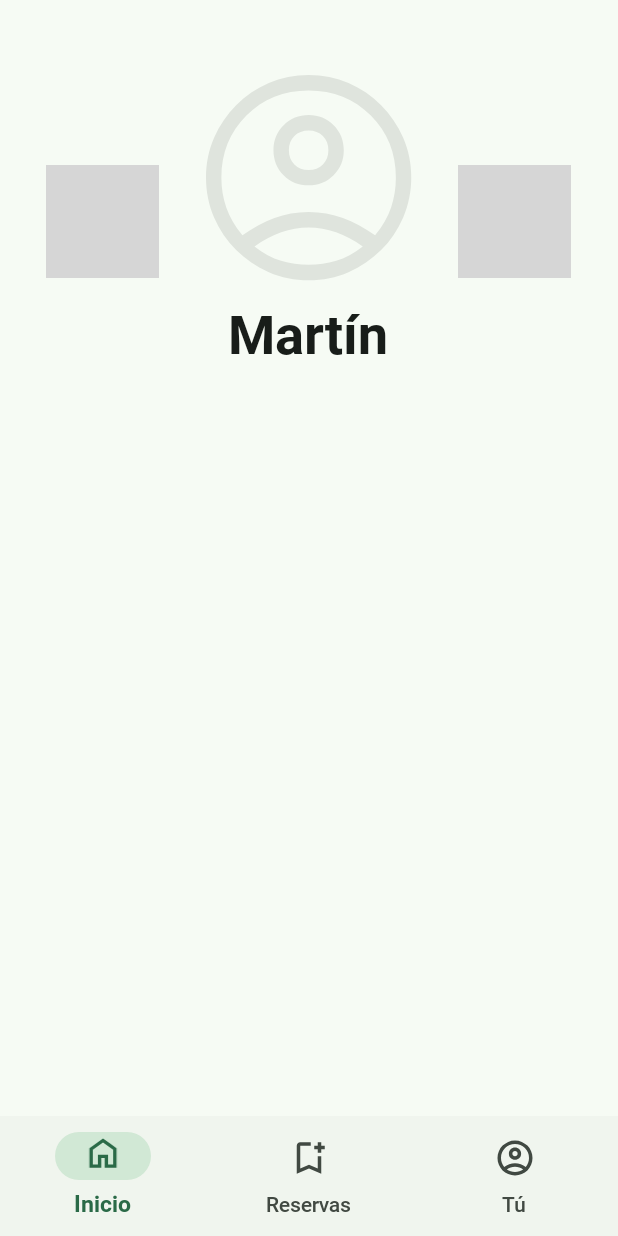
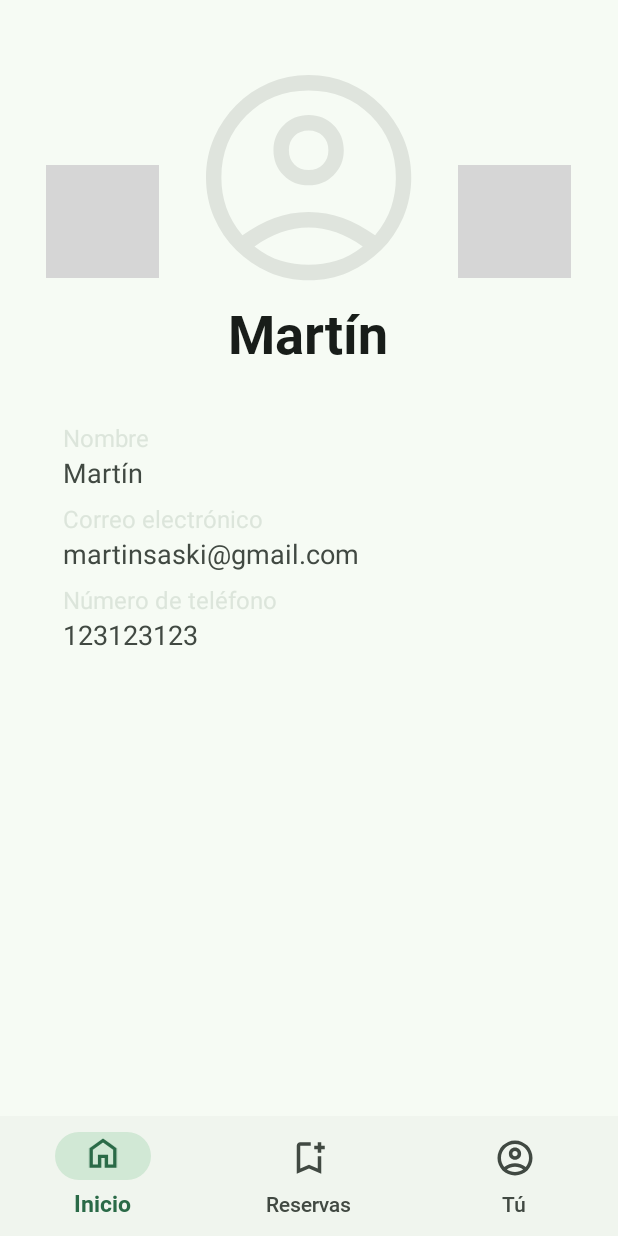
Before and after one commit to MartinLopezDeIpina/MartinLopezDeIpinaLKSParking, an Android app: the ProfileFragment screen opened through its navigation route, on a phone screen of 412 x 824 dp. Run offline under Robolectric (Android 15) with nearby library versions, the phone set to English and light mode, and no system bars; our stand-ins replace data binding, navigation-ui; grey boxes are pictures that could not be loaded.

Commit message:
fix mostrar información de perfil sacándolo de ViewModel

```diff
--- /dev/null
+++ b/app/src/main/java/com/lksnext/parkingplantilla/domain/Usuario.java
@@ -0,0 +1,41 @@
+package com.lksnext.parkingplantilla.domain;
+
+public class Usuario {
+
+        private String nombre;
+        private String apellido;
+        private String email;
+        private String password;
+        private String telefono;
+        private String direccion;
+        public Usuario() {
+        }
+
+        public Usuario(String nombre, String apellido, String email, String password, String telefono) {
+            this.nombre = nombre;
+            this.apellido = apellido;
+            this.email = email;
+            this.password = password;
+            this.telefono = telefono;
+        }
+
+        public String getNombre() {
+            return nombre;
+        }
+
+        public String getApellido() {
+            return apellido;
+        }
+
+        public String getEmail() {
+            return email;
+        }
+
+        public String getPassword() {
+            return password;
+        }
+
+        public String getTelefono() {
+            return telefono;
+        }
+}
--- a/app/src/main/java/com/lksnext/parkingplantilla/view/activity/MainActivity.java
+++ b/app/src/main/java/com/lksnext/parkingplantilla/view/activity/MainActivity.java
@@ -7,6 +7,7 @@ import android.util.TypedValue;
 
 import androidx.appcompat.app.AppCompatActivity;
 import androidx.core.content.ContextCompat;
+import androidx.lifecycle.ViewModelProvider;
 import androidx.navigation.NavController;
 import androidx.navigation.fragment.NavHostFragment;
 import androidx.navigation.ui.AppBarConfiguration;
@@ -15,6 +16,7 @@ import androidx.navigation.ui.NavigationUI;
 import com.google.android.material.bottomnavigation.BottomNavigationView;
 import com.lksnext.parkingplantilla.R;
 import com.lksnext.parkingplantilla.databinding.ActivityMainBinding;
+import com.lksnext.parkingplantilla.viewmodel.MainViewModel;
 
 public class MainActivity extends BaseActivity {
 
@@ -29,6 +31,9 @@ public class MainActivity extends BaseActivity {
 
         //Asignamos la vista/interfaz main (layout)
         binding = ActivityMainBinding.inflate(getLayoutInflater());
+        MainViewModel viewModel = new ViewModelProvider(this).get(MainViewModel.class);
+        binding.setMainViewModel(viewModel);
+
         setContentView(binding.getRoot());
 
         //Con el NavigationHost podremos movernos por distintas pestañas dentro de la misma pantalla
--- a/app/src/main/java/com/lksnext/parkingplantilla/view/adapter/ProfileInfoAdapter.java
+++ b/app/src/main/java/com/lksnext/parkingplantilla/view/adapter/ProfileInfoAdapter.java
@@ -10,5 +10,12 @@ import androidx.databinding.BindingAdapter;
 import com.lksnext.parkingplantilla.R;
 
 public class ProfileInfoAdapter {
+    @BindingAdapter({"app:headerText", "app:nameText"})
+    public static void setMyData(LinearLayout view, String headerText, String nameText) {
+        TextView header = view.findViewById(R.id.profile_info_header);
+        TextView name = view.findViewById(R.id.profile_info_name);
 
+        header.setText(headerText);
+        name.setText(nameText);
+    }
 }
--- a/app/src/main/java/com/lksnext/parkingplantilla/view/fragment/ProfileFragment.java
+++ b/app/src/main/java/com/lksnext/parkingplantilla/view/fragment/ProfileFragment.java
@@ -1,5 +1,6 @@
 package com.lksnext.parkingplantilla.view.fragment;
 
+import androidx.databinding.DataBindingUtil;
 import androidx.lifecycle.ViewModelProvider;
 
 import android.os.Bundle;
@@ -13,9 +14,15 @@ import android.view.View;
 import android.view.ViewGroup;
 
 import com.lksnext.parkingplantilla.R;
+import com.lksnext.parkingplantilla.databinding.ActivityMainBinding;
+import com.lksnext.parkingplantilla.databinding.FragmentMainBinding;
+import com.lksnext.parkingplantilla.databinding.FragmentProfileBinding;
+import com.lksnext.parkingplantilla.viewmodel.MainViewModel;
 import com.lksnext.parkingplantilla.viewmodel.ProfileViewModel;
 
 public class ProfileFragment extends Fragment {
+
+    private FragmentProfileBinding binding;
 
     public ProfileFragment() {
         // Es necesario un constructor vacio
@@ -24,7 +31,19 @@ public class ProfileFragment extends Fragment {
     @Override
     public View onCreateView(@NonNull LayoutInflater inflater, @Nullable ViewGroup container,
                              @Nullable Bundle savedInstanceState) {
-        return inflater.inflate(R.layout.fragment_profile, container, false);
+
+        binding = FragmentProfileBinding.inflate(inflater, container, false);
+        MainViewModel viewModel = new ViewModelProvider(requireActivity()).get(MainViewModel.class);
+        binding.setMainViewModel(viewModel);
+        return binding.getRoot();
+    }
+
+    @Override
+    public void onCreate(Bundle savedInstanceState) {
+        super.onCreate(savedInstanceState);
+        ProfileViewModel mViewModel = new ViewModelProvider(this).get(ProfileViewModel.class);
+
+
     }
 
 }
--- a/app/src/main/java/com/lksnext/parkingplantilla/viewmodel/MainViewModel.java
+++ b/app/src/main/java/com/lksnext/parkingplantilla/viewmodel/MainViewModel.java
@@ -1,8 +1,17 @@
 package com.lksnext.parkingplantilla.viewmodel;
 
+import androidx.lifecycle.LiveData;
 import androidx.lifecycle.MutableLiveData;
 import androidx.lifecycle.ViewModel;
 
+import com.lksnext.parkingplantilla.domain.Usuario;
+
 public class MainViewModel extends ViewModel {
     // Aquí puedes declarar los LiveData y métodos necesarios para la vista main
+    private final MutableLiveData<Usuario> user = new MutableLiveData<>(new Usuario("Martín", "López", "martinsaski@gmail.com", "123", "123123123"));
+
+    public LiveData<Usuario> getUser() {
+        return user;
+    }
+
 }
--- a/app/src/main/res/layout/activity_main.xml
+++ b/app/src/main/res/layout/activity_main.xml
@@ -1,6 +1,14 @@
 <?xml version="1.0" encoding="utf-8"?>
-<androidx.constraintlayout.widget.ConstraintLayout xmlns:android="http://schemas.android.com/apk/res/android"
-    xmlns:app="http://schemas.android.com/apk/res-auto"
+<layout xmlns:android="http://schemas.android.com/apk/res/android"
+    xmlns:app="http://schemas.android.com/apk/res-auto">
+
+    <data>
+        <variable
+            name="mainViewModel"
+            type="com.lksnext.parkingplantilla.viewmodel.MainViewModel" />
+    </data>
+
+    <androidx.constraintlayout.widget.ConstraintLayout
         xmlns:tools="http://schemas.android.com/tools"
         android:layout_width="match_parent"
         android:layout_height="match_parent"
@@ -32,3 +40,4 @@
             app:menu="@menu/bottom_nav_menu" />
 
     </androidx.constraintlayout.widget.ConstraintLayout>
+</layout>
--- a/app/src/main/res/layout/fragment_profile.xml
+++ b/app/src/main/res/layout/fragment_profile.xml
@@ -1,5 +1,13 @@
-<androidx.constraintlayout.widget.ConstraintLayout xmlns:android="http://schemas.android.com/apk/res/android"
-    xmlns:app="http://schemas.android.com/apk/res-auto"
+<layout xmlns:android="http://schemas.android.com/apk/res/android"
+    xmlns:app="http://schemas.android.com/apk/res-auto">
+
+    <data>
+        <variable
+            name="mainViewModel"
+            type="com.lksnext.parkingplantilla.viewmodel.MainViewModel" />
+    </data>
+
+    <androidx.constraintlayout.widget.ConstraintLayout
         xmlns:tools="http://schemas.android.com/tools"
         android:layout_width="match_parent"
         android:layout_height="wrap_content"
@@ -53,8 +61,6 @@
                     android:text="Martín" />
             </LinearLayout>
 
-            <!-- Your ImageView and TextView code here -->
-
             <LinearLayout
                 android:layout_width="0dp"
                 android:layout_height="wrap_content"
@@ -73,15 +79,29 @@
         <LinearLayout
             android:layout_width="match_parent"
             android:layout_height="wrap_content"
+            android:orientation="vertical"
+            android:layout_marginTop="27dp"
             app:layout_constraintTop_toBottomOf="@id/profileAndButtonsLayout"
             app:layout_constraintStart_toStartOf="parent"
             app:layout_constraintEnd_toEndOf="parent"
             >
+
             <include
                 layout="@layout/profile_layout_layout"
-            app:headerText="@{@string/profile_info_name}"
-            app:nameText="Martín"
+                bind:headerText="@{@string/profile_info_name}"
+                bind:nameText="@{mainViewModel.getUser().getNombre()}"
+                />
+            <include
+                layout="@layout/profile_layout_layout"
+                bind:headerText="@{@string/profile_info_email}"
+                bind:nameText="@{mainViewModel.getUser().getEmail()}"
+                />
+            <include
+                layout="@layout/profile_layout_layout"
+                bind:headerText="@{@string/profile_info_phone_number}"
+                bind:nameText="@{mainViewModel.getUser().getTelefono()}"
                 />
         </LinearLayout>
 
     </androidx.constraintlayout.widget.ConstraintLayout>
+</layout>
--- a/app/src/main/res/layout/profile_layout_layout.xml
+++ b/app/src/main/res/layout/profile_layout_layout.xml
@@ -16,6 +16,7 @@
         android:layout_width="wrap_content"
         android:layout_height="wrap_content"
         android:layout_marginLeft="42dp"
+        android:layout_marginTop="7dp"
         >
 
         <TextView
--- a/app/src/main/res/values/styles.xml
+++ b/app/src/main/res/values/styles.xml
@@ -38,10 +38,10 @@
     </style>
     <style name="ProfileInfoHeader">
         <item name="android:textColor">?attr/colorSurfaceVariant</item>
-        <item name="android:textSize">20sp</item>
+        <item name="android:textSize">16sp</item>
     </style>
     <style name="ProfileInfo">
         <item name="android:textColor">?attr/colorOnSurfaceVariant</item>
-        <item name="android:textSize">24sp</item>
+        <item name="android:textSize">18sp</item>
     </style>
 </resources>
```
Lines whose indentation alone changed are shown as unchanged.
